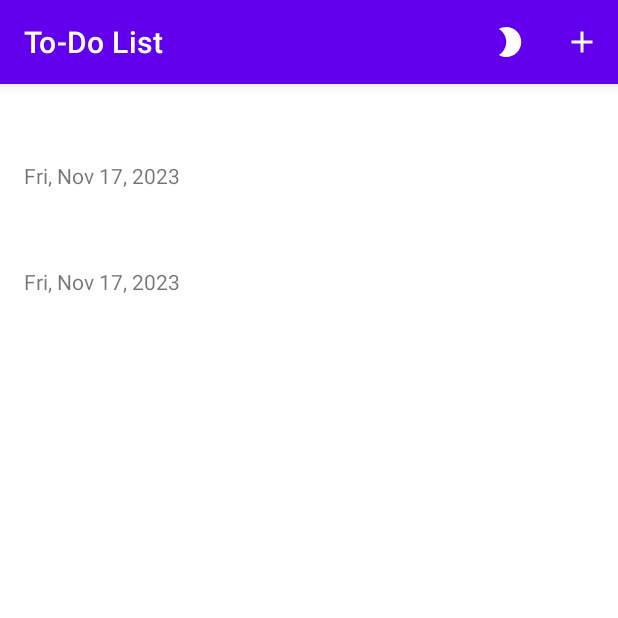
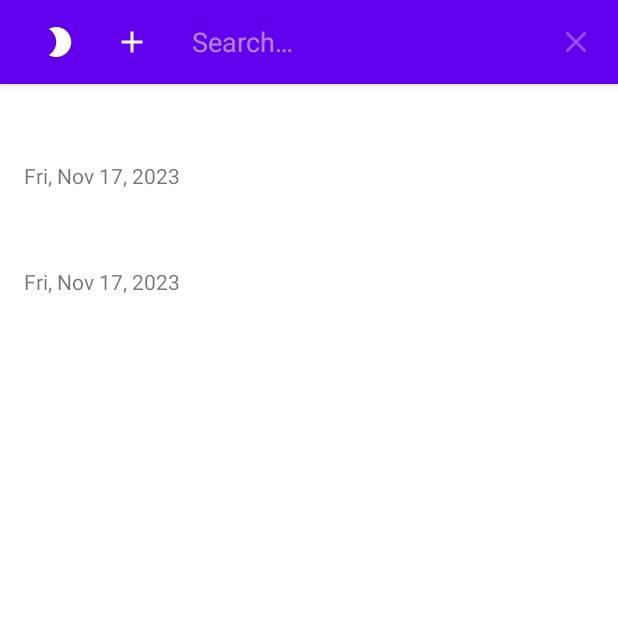
Before and after one commit to mbui2003/CS4750-Team25-FinalProject, an Android app: the screen it shows after launch (MainActivity), after a tap on an icon or button, on a phone screen of 412 x 824 dp, the top half of it. Run offline under Robolectric (Android 15) with nearby library versions, the phone set to English and light mode, and no system bars; our stand-ins replace Room's generated code; 1 statement that could not run was skipped; 3 other taps on this screen came first.

Commit message:
Implement search function and remove unused variables and methods

```diff
--- a/app/src/main/java/com/bignerdranch/android/todolist/Task.kt
+++ b/app/src/main/java/com/bignerdranch/android/todolist/Task.kt
@@ -11,8 +11,6 @@ data class Task(
     val title: String,
     val date: Date,
     val isComplete: Boolean,
-    val priority: String,
-    val category: String,
     var selectedPriority: Int,
     var selectedCategory: Int
 )
--- a/app/src/main/java/com/bignerdranch/android/todolist/TaskListFragment.kt
+++ b/app/src/main/java/com/bignerdranch/android/todolist/TaskListFragment.kt
@@ -7,6 +7,8 @@ import android.view.MenuInflater
 import android.view.MenuItem
 import android.view.View
 import android.view.ViewGroup
+import androidx.appcompat.widget.SearchView
+import androidx.core.view.isVisible
 import androidx.fragment.app.Fragment
 import androidx.fragment.app.viewModels
 import androidx.lifecycle.Lifecycle
@@ -53,6 +55,24 @@ class TaskListFragment : Fragment() {
     override fun onCreateOptionsMenu(menu: Menu, inflater: MenuInflater) {
         super.onCreateOptionsMenu(menu, inflater)
         inflater.inflate(R.menu.fragment_task_list, menu)
+
+        val searchItem = menu.findItem(R.id.menu_item_search)
+        val searchView = searchItem.actionView as SearchView
+
+        searchView.setOnQueryTextListener(object : SearchView.OnQueryTextListener {
+            override fun onQueryTextSubmit(query: String?): Boolean {
+                // Close keyboard and clear cursor when hit enter
+                searchView.clearFocus()
+                return false
+            }
+
+            override fun onQueryTextChange(newText: String?): Boolean {
+                newText?.let {
+                    taskListViewModel.searchTasksByName(it)
+                }
+                return true
+            }
+        })
     }
 
     override fun onOptionsItemSelected(item: MenuItem): Boolean {
@@ -70,8 +90,6 @@ class TaskListFragment : Fragment() {
                 title = "",
                 date = Date(),
                 isComplete = false,
-                priority = "",
-                category = "",
                 selectedPriority = 0, // Set a default value here
                 selectedCategory = 0 // Set a default value here
             )
@@ -105,10 +123,20 @@ class TaskListFragment : Fragment() {
     }
     private fun updateViewsVisibility(crimes: List<Task>) {
         if (crimes.isEmpty()) {
-            binding.emptyTaskList.visibility = View.VISIBLE
-            binding.newTaskButton.visibility = View.VISIBLE
-            binding.taskRecyclerView.visibility = View.GONE
+            if (taskListViewModel.getLastSearchQuery().isNotEmpty()) {
+                binding.noResultFound.visibility = View.VISIBLE
+                binding.emptyTaskList.visibility = View.GONE
+                binding.newTaskButton.visibility = View.GONE
+                binding.taskRecyclerView.visibility = View.GONE
+            }
+            else {
+                binding.noResultFound.visibility = View.GONE
+                binding.emptyTaskList.visibility = View.VISIBLE
+                binding.newTaskButton.visibility = View.VISIBLE
+                binding.taskRecyclerView.visibility = View.GONE
+            }
         } else {
+            binding.noResultFound.visibility = View.GONE
             binding.emptyTaskList.visibility = View.GONE
             binding.newTaskButton.visibility = View.GONE
             binding.taskRecyclerView.visibility = View.VISIBLE
--- a/app/src/main/java/com/bignerdranch/android/todolist/TaskListViewModel.kt
+++ b/app/src/main/java/com/bignerdranch/android/todolist/TaskListViewModel.kt
@@ -1,5 +1,6 @@
 package com.bignerdranch.android.todolist
 
+import androidx.lifecycle.SavedStateHandle
 import androidx.lifecycle.ViewModel
 import androidx.lifecycle.viewModelScope
 import kotlinx.coroutines.flow.MutableStateFlow
@@ -9,16 +10,21 @@ import kotlinx.coroutines.launch
 
 private const val TAG = "TaskListViewModel"
 
-class TaskListViewModel : ViewModel() {
+class TaskListViewModel(private val savedStateHandle: SavedStateHandle) : ViewModel() {
     private val taskRepository = TaskRepository.get()
 
     private val _tasks: MutableStateFlow<List<Task>> = MutableStateFlow(emptyList())
     val tasks: StateFlow<List<Task>>
         get() = _tasks.asStateFlow()
 
+    private val SEARCH_QUERY_KEY = "search_query"
+
     init {
         viewModelScope.launch {
-            taskRepository.getTasks().collect { tasks ->
+            // Retrieve the last search query from SavedStateHandle
+            val lastSearchQuery: String? = savedStateHandle.get(SEARCH_QUERY_KEY)
+            // Use the last search query to initialize the list of tasks
+            taskRepository.searchTasksByName(lastSearchQuery ?: "").collect { tasks ->
                 _tasks.value = tasks
             }
         }
@@ -28,4 +34,16 @@ class TaskListViewModel : ViewModel() {
         taskRepository.addTask(task)
     }
 
+    fun searchTasksByName(searchQuery: String) {
+        viewModelScope.launch {
+            savedStateHandle.set(SEARCH_QUERY_KEY, searchQuery)
+            taskRepository.searchTasksByName(searchQuery).collect { tasks ->
+                _tasks.value = tasks
+            }
+        }
+    }
+
+    fun getLastSearchQuery(): String {
+        return savedStateHandle.get(SEARCH_QUERY_KEY) ?: ""
+    }
 }
--- a/app/src/main/java/com/bignerdranch/android/todolist/TaskRepository.kt
+++ b/app/src/main/java/com/bignerdranch/android/todolist/TaskRepository.kt
@@ -17,6 +17,9 @@ class TaskRepository private constructor(
     context: Context,
     private val coroutineScope: CoroutineScope = GlobalScope
 ) {
+
+    private val sharedPreferences =
+        context.getSharedPreferences("TaskRepository", Context.MODE_PRIVATE)
 
     private val database: TaskDatabase = Room
         .databaseBuilder(
@@ -45,14 +48,6 @@ class TaskRepository private constructor(
         database.taskDAO().deleteTask(task)
     }
 
-    suspend fun updateSelectedPriority(taskId: UUID, priority: Int) {
-        database.taskDAO().updateSelectedPriority(taskId, priority)
-    }
-
-    suspend fun updateSelectedCategory(taskId: UUID, category: Int) {
-        database.taskDAO().updateSelectedCategory(taskId, category)
-    }
-
     companion object {
         private var INSTANCE: TaskRepository? = null
 
@@ -70,4 +65,6 @@ class TaskRepository private constructor(
     suspend fun getTasksForNotification(currentDate: Long): List<Task> {
         return database.taskDAO().getTasksForNotification(currentDate)
     }
+
+    fun searchTasksByName(searchQuery: String): Flow<List<Task>> = database.taskDAO().searchTasksByName(searchQuery)
 }
--- a/app/src/main/java/com/bignerdranch/android/todolist/database/TaskDao.kt
+++ b/app/src/main/java/com/bignerdranch/android/todolist/database/TaskDao.kt
@@ -34,4 +34,7 @@ interface TaskDao {
 
     @Query("SELECT * FROM Task WHERE Date <= :currentDate")
     suspend fun getTasksForNotification(currentDate: Long): List<Task>
+
+    @Query("SELECT * FROM Task WHERE title LIKE '%' || :searchQuery || '%'")
+    fun searchTasksByName(searchQuery: String): Flow<List<Task>>
 }
--- a/app/src/main/res/layout/fragment_task_list.xml
+++ b/app/src/main/res/layout/fragment_task_list.xml
@@ -30,4 +30,29 @@
         android:visibility="gone"
         android:text="@string/new_task" />
 
+
+    <TextView
+        android:id="@+id/no_result_found"
+        android:layout_width="wrap_content"
+        android:layout_height="wrap_content"
+        android:layout_gravity="center"
+        android:visibility="gone"
+        android:text="@string/no_results_found" />
+
+    <!--
+    <Spinner
+        android:id="@+id/category_spinner"
+        android:layout_width="wrap_content"
+        android:layout_height="wrap_content"
+        android:layout_gravity="center"
+        android:layout_marginTop="16dp"/>
+
+    <Spinner
+        android:id="@+id/priority_spinner"
+        android:layout_width="wrap_content"
+        android:layout_height="wrap_content"
+        android:layout_gravity="center"
+        android:layout_marginTop="16dp"/>
+        -->
+
 </LinearLayout>
--- a/app/src/main/res/menu/fragment_task_list.xml
+++ b/app/src/main/res/menu/fragment_task_list.xml
@@ -6,4 +6,14 @@
         android:icon="@drawable/ic_menu_add"
         android:title="@string/new_task"
         app:showAsAction="ifRoom|withText"/>
+
+    <item android:id="@+id/menu_item_search"
+        android:title="@string/search"
+        app:actionViewClass="androidx.appcompat.widget.SearchView"
+        app:showAsAction="ifRoom" />
+
+    <!-- <item android:id="@+id/menu_item_clear"
+        android:title="@string/clear_search"
+        android:icon="@drawable/clean_search"
+        app:showAsAction="never" /> -->
 </menu>
--- a/app/src/main/res/values/strings.xml
+++ b/app/src/main/res/values/strings.xml
@@ -10,4 +10,7 @@
     <string name="no_tasks">There are no new tasks!</string>
     <string name="priority_label">Priority</string>
     <string name="category_label">Category</string>
+    <string name="search">Search</string>
+    <string name="clear_search">Clear Search</string>
+    <string name="no_results_found">No tasks found!</string>
 </resources>
```
